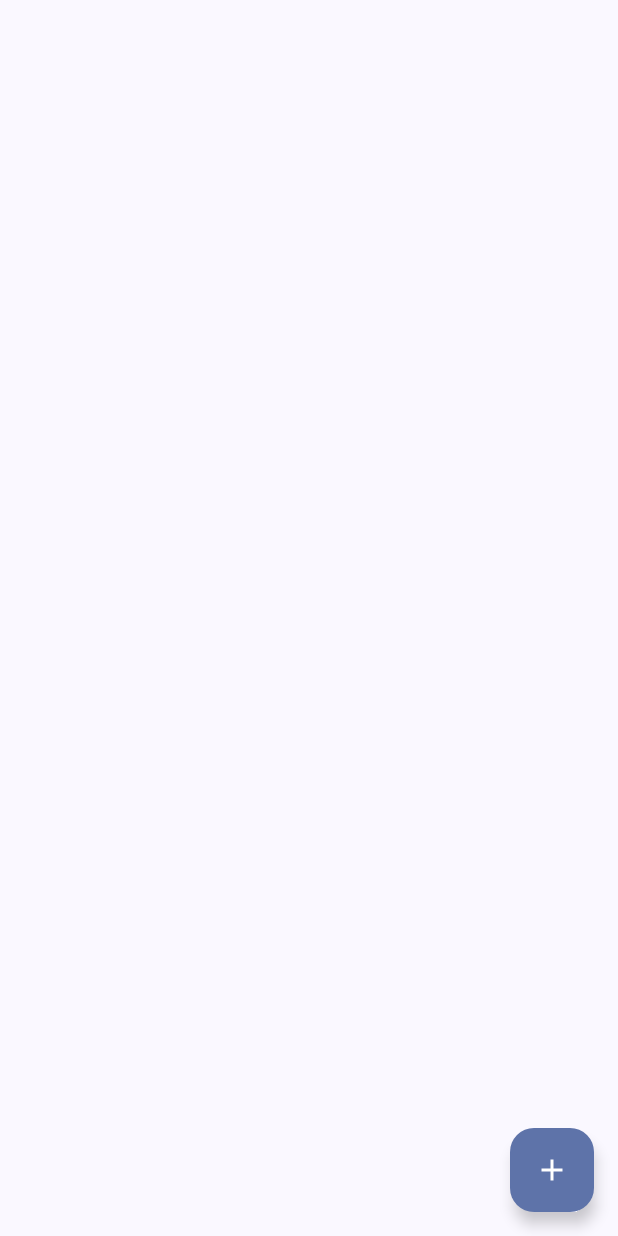
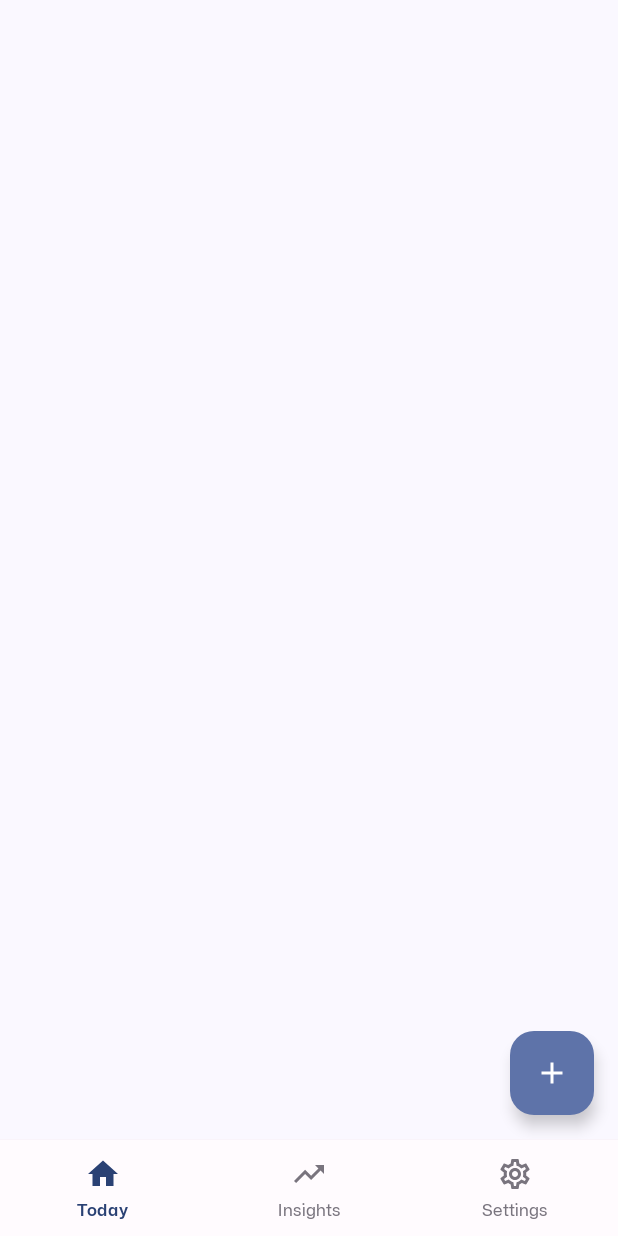
Before and after one commit to gaurav95998030/habit_tracker, an Android app built with Jetpack Compose: the screen it shows after launch (MainActivity), on a phone screen of 412 x 824 dp. Run offline under Robolectric (Android 15) with nearby library versions, the phone set to English and light mode, and no system bars; our stand-ins replace Dagger/Hilt's generated code, Room's generated code.

Commit message:
bottom nav bar basin impl

```diff
--- a/app/build.gradle.kts
+++ b/app/build.gradle.kts
@@ -114,6 +114,10 @@ dependencies {
     implementation(libs.androidx.compose.ui.graphics)
     implementation(libs.androidx.compose.ui.tooling.preview)
     implementation(libs.androidx.compose.material3)
+    implementation(libs.androidx.compose.material.icons.extended)
+
+    // Navigation
+    implementation(libs.androidx.navigation.compose)
 
     // Lifecycle
     implementation(libs.androidx.lifecycle.viewmodel.compose)
--- a/app/src/main/java/io/github/gaurav95998030/habittracker/MainActivity.kt
+++ b/app/src/main/java/io/github/gaurav95998030/habittracker/MainActivity.kt
@@ -13,7 +13,6 @@ import androidx.compose.material3.Text
 import androidx.compose.runtime.Composable
 import androidx.compose.ui.Modifier
 import androidx.compose.ui.tooling.preview.Preview
-import io.github.gaurav95998030.habittracker.features.habits.presentation.habit_list.HabitListScreen
 import io.github.gaurav95998030.habittracker.features.habits.presentation.viewmodel.HabitViewModel
 import io.github.gaurav95998030.habittracker.features.reminders.ReminderConstants
 import io.github.gaurav95998030.habittracker.ui.theme.AppTheme
@@ -33,9 +32,7 @@ class MainActivity : ComponentActivity() {
         handleDeepLink(intent)
         setContent {
             Habit_TrackerTheme {
-                HabitListScreen(
-                    viewModel = viewModel,
-                )
+                MainScreen(habitViewModel = viewModel)
             }
         }
     }
--- /dev/null
+++ b/app/src/main/java/io/github/gaurav95998030/habittracker/MainScreen.kt
@@ -0,0 +1,99 @@
+package io.github.gaurav95998030.habittracker
+
+import android.os.Build
+import androidx.annotation.RequiresApi
+import androidx.compose.foundation.layout.fillMaxSize
+import androidx.compose.foundation.layout.padding
+import androidx.compose.material3.Scaffold
+import androidx.compose.runtime.Composable
+import androidx.compose.runtime.getValue
+import androidx.compose.ui.Modifier
+import androidx.navigation.NavGraph.Companion.findStartDestination
+import androidx.navigation.compose.currentBackStackEntryAsState
+import androidx.navigation.compose.rememberNavController
+import io.github.gaurav95998030.habittracker.features.habits.presentation.viewmodel.HabitViewModel
+import io.github.gaurav95998030.habittracker.navigation.AppBottomBar
+import io.github.gaurav95998030.habittracker.navigation.AppNavHost
+import io.github.gaurav95998030.habittracker.navigation.TopLevelDestination
+
+/**
+ * Root screen of the app.
+ *
+ * Owns the NavController, observes the current backstack entry, derives the
+ * "selected tab" from it, and handles the navigation transaction when a tab
+ * is tapped.
+ *
+ * The four flags on navigate() are load-bearing — they are the standard
+ * recipe for a bottom-bar-style NavHost. See onTabSelected() below.
+ */
+@RequiresApi(Build.VERSION_CODES.O)
+@Composable
+fun MainScreen(habitViewModel: HabitViewModel) {
+    val navController = rememberNavController()
+
+    // currentBackStackEntryAsState recomposes when the active destination
+    // changes — so the bar's selected state stays in sync with whichever
+    // route the NavController is on (e.g. system back button).
+    val backStackEntry by navController.currentBackStackEntryAsState()
+    val currentRoute = backStackEntry?.destination?.route
+
+    val selected = TopLevelDestination.values()
+        .firstOrNull { it.route == currentRoute }
+        ?: TopLevelDestination.Start
+
+    Scaffold(
+        bottomBar = {
+            AppBottomBar(
+                selected = selected,
+                onSelect = { destination ->
+                    onTabSelected(navController, destination, currentRoute)
+                },
+            )
+        },
+        modifier = Modifier.fillMaxSize(),
+    ) { paddingValues ->
+        AppNavHost(
+            navController = navController,
+            habitViewModel = habitViewModel,
+            modifier = Modifier
+                .fillMaxSize()
+                .padding(paddingValues),
+        )
+    }
+}
+
+/**
+ * Standard bottom-bar navigation transaction:
+ *
+ *  - **No-op when the user re-taps the active tab.** Without this guard, every
+ *    tap would push a new entry and pop right back to the same screen —
+ *    flicker, lost scroll position.
+ *  - **popUpTo(startDestination) inclusive=false** drops everything above the
+ *    graph's start so the backstack never grows by one entry per tab tap.
+ *    Without it, ten taps = ten entries in history.
+ *  - **saveState = true** snapshots the popped destination's state (scroll,
+ *    text input, etc.) keyed by route, so we can put it back later.
+ *  - **launchSingleTop = true** dedupes — if the target is already on top,
+ *    reuse it instead of creating another instance. Critical for rapid taps.
+ *  - **restoreState = true** restores the state we saved last time the user
+ *    visited this tab.
+ *
+ * Together these give you the Instagram/YouTube/Twitter feel: each tab
+ * preserves its own state, the back button always returns to Home (the
+ * start destination) before exiting, and rapid taps don't break anything.
+ */
+private fun onTabSelected(
+    navController: androidx.navigation.NavHostController,
+    destination: TopLevelDestination,
+    currentRoute: String?,
+) {
+    if (destination.route == currentRoute) return
+
+    navController.navigate(destination.route) {
+        popUpTo(navController.graph.findStartDestination().id) {
+            saveState = true
+        }
+        launchSingleTop = true
+        restoreState = true
+    }
+}
--- a/app/src/main/java/io/github/gaurav95998030/habittracker/features/habits/presentation/habit_list/HabitListScreen.kt
+++ b/app/src/main/java/io/github/gaurav95998030/habittracker/features/habits/presentation/habit_list/HabitListScreen.kt
@@ -5,6 +5,7 @@ import androidx.annotation.RequiresApi
 import androidx.compose.foundation.background
 import androidx.compose.foundation.isSystemInDarkTheme
 import androidx.compose.foundation.layout.Box
+import androidx.compose.foundation.layout.WindowInsets
 import androidx.compose.foundation.layout.fillMaxSize
 import androidx.compose.foundation.layout.fillMaxWidth
 import androidx.compose.foundation.layout.padding
@@ -29,7 +30,6 @@ import androidx.compose.material3.SnackbarHostState
 import androidx.compose.material3.SnackbarResult
 import androidx.compose.material3.rememberModalBottomSheetState
 import androidx.compose.runtime.Composable
-import androidx.compose.runtime.LaunchedEffect
 import androidx.compose.runtime.collectAsState
 import androidx.compose.runtime.getValue
 import androidx.compose.runtime.mutableStateOf
@@ -88,11 +88,13 @@ fun HabitListScreen(
     }
 
 
-    LaunchedEffect(Unit) {
-        viewModel.getHabits()
-    }
     Scaffold(
-
+        // The parent MainScreen Scaffold already accounts for system bars
+        // (status bar at the top, AppBottomBar at the bottom — and the bar
+        // itself consumes the system gesture inset via .navigationBarsPadding()).
+        // Without this, our inner Scaffold re-applies systemBars insets and
+        // we get a visible gap above the bottom navigation.
+        contentWindowInsets = WindowInsets(0),
         floatingActionButton = {
             FloatingActionButton(
                 onClick = {
--- a/app/src/main/java/io/github/gaurav95998030/habittracker/features/habits/presentation/viewmodel/HabitViewModel.kt
+++ b/app/src/main/java/io/github/gaurav95998030/habittracker/features/habits/presentation/viewmodel/HabitViewModel.kt
@@ -41,6 +41,14 @@ class HabitViewModel @Inject constructor(
         private set
 
     private var editingHabitSnapshot: Habit? = null
+
+    init {
+        // Activity-scoped ViewModel: load once on construction so re-entering
+        // the Home tab doesn't re-trigger the shimmer. saveHabit/restoreHabit
+        // already call getHabits() to refresh after mutations, and PTR refreshes
+        // on demand.
+        getHabits()
+    }
 
     fun startEditingHabit(habit: Habit) {
         editingHabitSnapshot = habit
--- /dev/null
+++ b/app/src/main/java/io/github/gaurav95998030/habittracker/navigation/AppBottomBar.kt
@@ -0,0 +1,122 @@
+package io.github.gaurav95998030.habittracker.navigation
+
+import androidx.compose.foundation.background
+import androidx.compose.foundation.clickable
+import androidx.compose.foundation.interaction.MutableInteractionSource
+import androidx.compose.foundation.layout.Arrangement
+import androidx.compose.foundation.layout.Column
+import androidx.compose.foundation.layout.Row
+import androidx.compose.foundation.layout.fillMaxHeight
+import androidx.compose.foundation.layout.fillMaxWidth
+import androidx.compose.foundation.layout.height
+import androidx.compose.foundation.layout.navigationBarsPadding
+import androidx.compose.foundation.layout.padding
+import androidx.compose.foundation.layout.size
+import androidx.compose.material3.HorizontalDivider
+import androidx.compose.material3.Icon
+import androidx.compose.material3.MaterialTheme
+import androidx.compose.material3.Surface
+import androidx.compose.material3.Text
+import androidx.compose.runtime.Composable
+import androidx.compose.runtime.remember
+import androidx.compose.ui.Alignment
+import androidx.compose.ui.Modifier
+import androidx.compose.ui.text.font.FontWeight
+import androidx.compose.ui.unit.dp
+import io.github.gaurav95998030.habittracker.ui.theme.AppTheme
+
+private val BarHeight = 64.dp
+
+/**
+ * Flat, minimal bottom navigation bar.
+ *
+ * - Vertical stack per item: icon on top, label below.
+ * - Always-visible labels (no animated expand/collapse).
+ * - Selected = filled icon + primary color + slightly bolder label.
+ * - Unselected = outlined icon + tertiary text color.
+ * - No pill, no sliding indicator — color alone signals the active tab.
+ *
+ * Uses MaterialTheme.colorScheme.primary so the accent matches the dynamic
+ * color scheme (the same accent driving the FAB), instead of the static
+ * AppTheme.colors.primary token.
+ */
+@Composable
+fun AppBottomBar(
+    selected: TopLevelDestination,
+    onSelect: (TopLevelDestination) -> Unit,
+    modifier: Modifier = Modifier,
+) {
+    val destinations = remember { TopLevelDestination.values().toList() }
+    val colors = AppTheme.colors
+
+    Surface(
+        modifier = modifier.fillMaxWidth(),
+        color = colors.surface,
+    ) {
+        Column(modifier = Modifier.fillMaxWidth()) {
+            HorizontalDivider(
+                thickness = 0.5.dp,
+                color = colors.divider.copy(alpha = 0.4f),
+            )
+            Row(
+                modifier = Modifier
+                    .fillMaxWidth()
+                    .navigationBarsPadding()
+                    .height(BarHeight),
+                verticalAlignment = Alignment.CenterVertically,
+                horizontalArrangement = Arrangement.SpaceEvenly,
+            ) {
+                destinations.forEach { destination ->
+                    BottomBarItem(
+                        destination = destination,
+                        isSelected = destination == selected,
+                        onClick = { onSelect(destination) },
+                        modifier = Modifier
+                            .weight(1f)
+                            .fillMaxHeight(),
+                    )
+                }
+            }
+        }
+    }
+}
+
+@Composable
+private fun BottomBarItem(
+    destination: TopLevelDestination,
+    isSelected: Boolean,
+    onClick: () -> Unit,
+    modifier: Modifier = Modifier,
+) {
+    val selectedColor = MaterialTheme.colorScheme.primary
+    val unselectedColor = AppTheme.colors.textTertiary
+    val contentColor = if (isSelected) selectedColor else unselectedColor
+
+    val interactionSource = remember { MutableInteractionSource() }
+
+    Column(
+        modifier = modifier
+            .clickable(
+                interactionSource = interactionSource,
+                indication = null,
+                onClick = onClick,
+            )
+            .padding(vertical = 8.dp),
+        verticalArrangement = Arrangement.Center,
+        horizontalAlignment = Alignment.CenterHorizontally,
+    ) {
+        Icon(
+            imageVector = if (isSelected) destination.selectedIcon else destination.unselectedIcon,
+            contentDescription = destination.label,
+            tint = contentColor,
+            modifier = Modifier.size(24.dp),
+        )
+        Text(
+            text = destination.label,
+            style = AppTheme.textStyles.labelSmall,
+            color = contentColor,
+            fontWeight = if (isSelected) FontWeight.SemiBold else FontWeight.Normal,
+            modifier = Modifier.padding(top = 4.dp),
+        )
+    }
+}
--- /dev/null
+++ b/app/src/main/java/io/github/gaurav95998030/habittracker/navigation/AppNavHost.kt
@@ -0,0 +1,46 @@
+package io.github.gaurav95998030.habittracker.navigation
+
+import android.os.Build
+import androidx.annotation.RequiresApi
+import androidx.compose.runtime.Composable
+import androidx.compose.ui.Modifier
+import androidx.navigation.NavHostController
+import androidx.navigation.compose.NavHost
+import androidx.navigation.compose.composable
+import io.github.gaurav95998030.habittracker.features.habits.presentation.habit_list.HabitListScreen
+import io.github.gaurav95998030.habittracker.features.habits.presentation.viewmodel.HabitViewModel
+import io.github.gaurav95998030.habittracker.features.insights.presentation.InsightsScreen
+import io.github.gaurav95998030.habittracker.features.settings.presentation.SettingsScreen
+
+/**
+ * App-wide NavHost. Each top-level destination is one composable route.
+ *
+ * habitViewModel is supplied by the host (MainActivity) so deep-link events
+ * delivered to the Activity (e.g. notification taps invoking
+ * viewModel.openHabitDetail) reach the same ViewModel instance the UI is
+ * observing. If you ever stop needing Activity-scoped state, swap this for
+ * `hiltViewModel()` inside the composable block.
+ */
+@RequiresApi(Build.VERSION_CODES.O)
+@Composable
+fun AppNavHost(
+    navController: NavHostController,
+    habitViewModel: HabitViewModel,
+    modifier: Modifier = Modifier,
+) {
+    NavHost(
+        navController = navController,
+        startDestination = TopLevelDestination.Start.route,
+        modifier = modifier,
+    ) {
+        composable(TopLevelDestination.Home.route) {
+            HabitListScreen(viewModel = habitViewModel)
+        }
+        composable(TopLevelDestination.Insights.route) {
+            InsightsScreen()
+        }
+        composable(TopLevelDestination.Settings.route) {
+            SettingsScreen()
+        }
+    }
+}
--- /dev/null
+++ b/app/src/main/java/io/github/gaurav95998030/habittracker/navigation/TopLevelDestination.kt
@@ -0,0 +1,48 @@
+package io.github.gaurav95998030.habittracker.navigation
+
+import androidx.compose.material.icons.Icons
+import androidx.compose.material.icons.automirrored.filled.TrendingUp
+import androidx.compose.material.icons.automirrored.outlined.TrendingUp
+import androidx.compose.material.icons.filled.Home
+import androidx.compose.material.icons.filled.Settings
+import androidx.compose.material.icons.outlined.Home
+import androidx.compose.material.icons.outlined.Settings
+import androidx.compose.ui.graphics.vector.ImageVector
+
+/**
+ * The three top-level tabs reachable from the bottom navigation bar.
+ *
+ * Each destination owns its route (used by NavController), a label, and a pair
+ * of icons (outlined for the unselected state, filled for the selected state).
+ * Keeping all of this in one place is the canonical way to avoid drift between
+ * the bar and the NavHost.
+ */
+enum class TopLevelDestination(
+    val route: String,
+    val label: String,
+    val selectedIcon: ImageVector,
+    val unselectedIcon: ImageVector,
+) {
+    Home(
+        route = "home",
+        label = "Today",
+        selectedIcon = Icons.Filled.Home,
+        unselectedIcon = Icons.Outlined.Home,
+    ),
+    Insights(
+        route = "insights",
+        label = "Insights",
+        selectedIcon = Icons.AutoMirrored.Filled.TrendingUp,
+        unselectedIcon = Icons.AutoMirrored.Outlined.TrendingUp,
+    ),
+    Settings(
+        route = "settings",
+        label = "Settings",
+        selectedIcon = Icons.Filled.Settings,
+        unselectedIcon = Icons.Outlined.Settings,
+    );
+
+    companion object {
+        val Start: TopLevelDestination = Home
+    }
+}
--- a/gradle/libs.versions.toml
+++ b/gradle/libs.versions.toml
@@ -9,6 +9,7 @@ espressoCore = "3.7.0"
 lifecycleRuntimeKtx = "2.10.0"
 activityCompose = "1.12.1"
 composeBom = "2024.09.00"
+navigationCompose = "2.8.4"
 googleServices = "4.4.4"
 firebaseBom = "34.7.0"
 firebaseFirestoreKtx = "26.0.2"
@@ -31,6 +32,8 @@ androidx-compose-ui-tooling-preview = { group = "androidx.compose.ui", name = "u
 androidx-compose-ui-test-manifest = { group = "androidx.compose.ui", name = "ui-test-manifest" }
 androidx-compose-ui-test-junit4 = { group = "androidx.compose.ui", name = "ui-test-junit4" }
 androidx-compose-material3 = { group = "androidx.compose.material3", name = "material3" }
+androidx-compose-material-icons-extended = { group = "androidx.compose.material", name = "material-icons-extended" }
+androidx-navigation-compose = { group = "androidx.navigation", name = "navigation-compose", version.ref = "navigationCompose" }
 firebase-bom = { group = "com.google.firebase", name = "firebase-bom", version.ref = "firebaseBom" }
 firebase-analytics = { group = "com.google.firebase", name = "firebase-analytics" }
 firebase-firestore-ktx = { group = "com.google.firebase", name = "firebase-firestore-ktx" }
```
Also changed, not shown: app/src/main/java/io/github/gaurav95998030/habittracker/features/insights/presentation/InsightsScreen.kt (added, +40 -0 lines), app/src/main/java/io/github/gaurav95998030/habittracker/features/settings/presentation/SettingsScreen.kt (added, +40 -0 lines).
